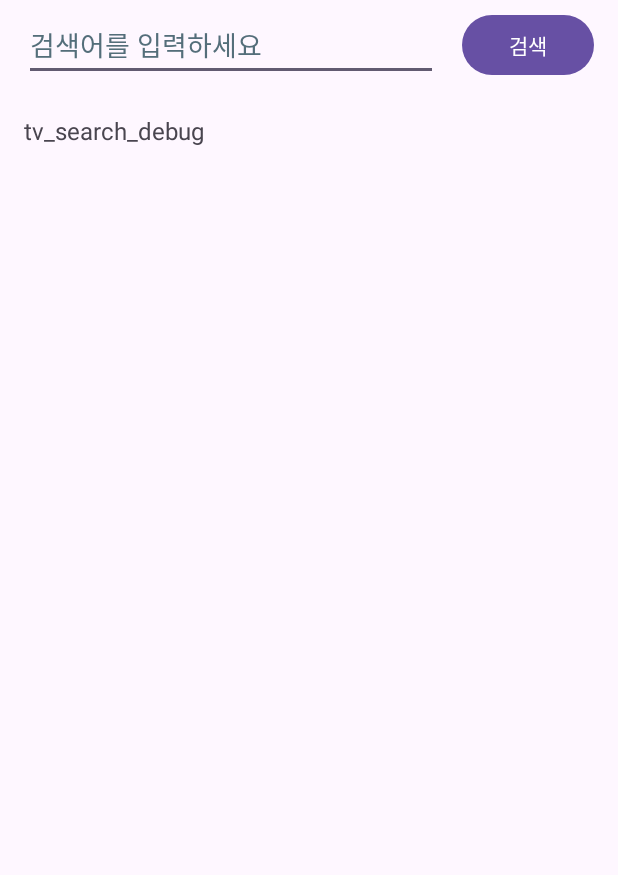
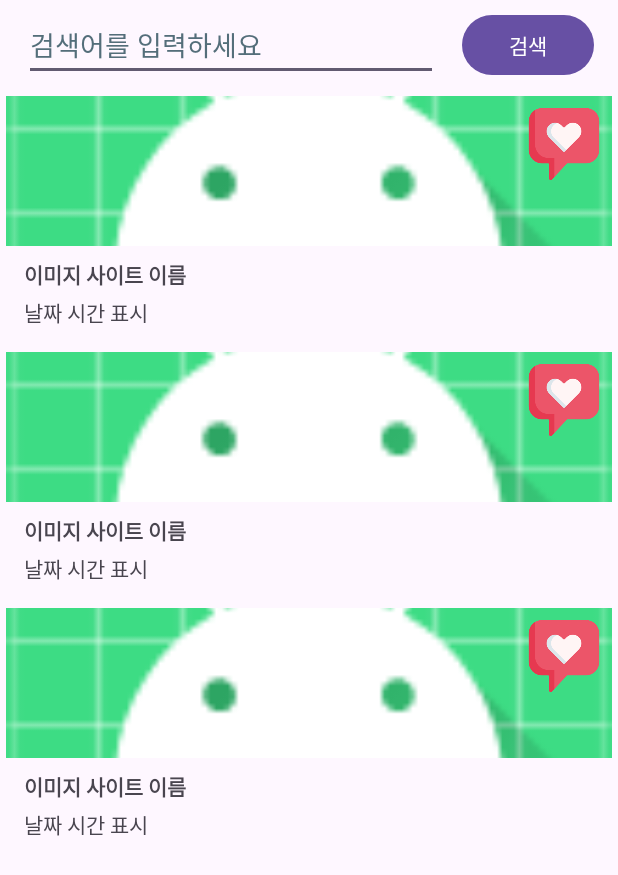
Before and after one commit to jericho31/ANS_public01, an Android app: the layout fragment_image_search.xml on its own in the app's theme, with its tools: preview values and no code run, on a phone screen of 412 x 824 dp. Shown: the top 875 px of the screen. Run offline under Robolectric (Android 15) with nearby library versions, the phone set to English and light mode, and no system bars; network calls fail.

Commit message:
KakaoAPI 어댑터 적용, 이미지 사이즈 안바뀜

```diff
--- a/KakaoAPI_search/app/src/main/java/com/example/kakaoapi_search/MainActivity.kt
+++ b/KakaoAPI_search/app/src/main/java/com/example/kakaoapi_search/MainActivity.kt
@@ -7,6 +7,7 @@ import androidx.fragment.app.commit
 import com.example.kakaoapi_search.data.AppContainer
 import com.example.kakaoapi_search.data.DefaultAppContainer
 import com.example.kakaoapi_search.databinding.ActivityMainBinding
+import com.example.kakaoapi_search.imagesearch.ImageSearchFragment
 
 /** AppContainer instance used by the rest of classes to obtain dependencies */
 val myContainer: AppContainer = DefaultAppContainer()
--- a/KakaoAPI_search/app/src/main/res/layout/fragment_image_search.xml
+++ b/KakaoAPI_search/app/src/main/res/layout/fragment_image_search.xml
@@ -4,7 +4,7 @@
     xmlns:tools="http://schemas.android.com/tools"
     android:layout_width="match_parent"
     android:layout_height="match_parent"
-    tools:context=".ImageSearchFragment">
+    tools:context=".imagesearch.ImageSearchFragment">
 
     <androidx.constraintlayout.widget.ConstraintLayout
         android:id="@+id/cl_search_top"
@@ -23,7 +23,7 @@
             android:inputType="text"
             android:textColorHint="#546E7A"
             app:layout_constraintBottom_toBottomOf="parent"
-            app:layout_constraintEnd_toStartOf="@+id/btn_search_search"
+            app:layout_constraintEnd_toStartOf="@id/btn_search_search"
             app:layout_constraintHorizontal_bias="0.5"
             app:layout_constraintStart_toStartOf="parent"
             app:layout_constraintTop_toTopOf="parent" />
@@ -37,7 +37,7 @@
             app:layout_constraintBottom_toBottomOf="parent"
             app:layout_constraintEnd_toEndOf="parent"
             app:layout_constraintHorizontal_bias="0.5"
-            app:layout_constraintStart_toEndOf="@+id/et_search_input"
+            app:layout_constraintStart_toEndOf="@id/et_search_input"
             app:layout_constraintTop_toTopOf="parent" />
     </androidx.constraintlayout.widget.ConstraintLayout>
 
@@ -46,17 +46,17 @@
         android:layout_width="match_parent"
         android:layout_height="0dp"
         app:layout_constraintBottom_toBottomOf="parent"
-        app:layout_constraintTop_toBottomOf="@+id/cl_search_top"
-        app:layout_constraintVertical_bias="0.0"
-        tools:layout_editor_absoluteX="-185dp" />
+        app:layout_constraintTop_toBottomOf="@id/cl_search_top"
+        tools:listitem="@layout/view_grid_item" />
 
     <ScrollView
         android:layout_width="match_parent"
         android:layout_height="0dp"
         android:paddingHorizontal="16dp"
         android:paddingVertical="16dp"
+        android:visibility="gone"
         app:layout_constraintBottom_toBottomOf="parent"
-        app:layout_constraintTop_toBottomOf="@+id/cl_search_top">
+        app:layout_constraintTop_toBottomOf="@id/cl_search_top">
 
         <TextView
             android:id="@+id/tv_search_debug"
--- /dev/null
+++ b/KakaoAPI_search/app/src/main/res/layout/view_grid_item.xml
@@ -0,0 +1,62 @@
+<?xml version="1.0" encoding="utf-8"?>
+<androidx.constraintlayout.widget.ConstraintLayout xmlns:android="http://schemas.android.com/apk/res/android"
+    xmlns:app="http://schemas.android.com/apk/res-auto"
+    xmlns:tools="http://schemas.android.com/tools"
+    android:layout_width="match_parent"
+    android:layout_height="wrap_content"
+    android:paddingHorizontal="4dp"
+    android:paddingVertical="4dp">
+
+    <ImageView
+        android:id="@+id/iv_item_thumbnail"
+        android:layout_width="match_parent"
+        android:layout_height="wrap_content"
+        android:contentDescription="thumbnail"
+        android:maxHeight="300dp"
+        android:minHeight="100dp"
+        android:scaleType="centerCrop"
+        app:layout_constraintEnd_toEndOf="parent"
+        app:layout_constraintStart_toStartOf="parent"
+        app:layout_constraintTop_toTopOf="parent"
+        app:srcCompat="@mipmap/ic_launcher" />
+
+    <ImageView
+        android:id="@+id/iv_item_love"
+        android:layout_width="48dp"
+        android:layout_height="48dp"
+        android:layout_marginTop="8dp"
+        android:layout_marginEnd="8dp"
+        android:contentDescription="love icon"
+        android:visibility="gone"
+        app:layout_constraintEnd_toEndOf="parent"
+        app:layout_constraintTop_toTopOf="parent"
+        app:srcCompat="@drawable/love_no_line"
+        tools:visibility="visible" />
+
+    <LinearLayout
+        android:id="@+id/ll_item"
+        android:layout_width="0dp"
+        android:layout_height="wrap_content"
+        android:orientation="vertical"
+        android:paddingHorizontal="12dp"
+        android:paddingVertical="8dp"
+        app:layout_constraintEnd_toEndOf="parent"
+        app:layout_constraintStart_toStartOf="parent"
+        app:layout_constraintTop_toBottomOf="@id/iv_item_thumbnail">
+
+        <TextView
+            android:id="@+id/tv_item_site"
+            android:layout_width="match_parent"
+            android:layout_height="wrap_content"
+            android:text="이미지 사이트 이름"
+            android:textStyle="bold" />
+
+        <TextView
+            android:id="@+id/tv_item_datetime"
+            android:layout_width="match_parent"
+            android:layout_height="wrap_content"
+            android:layout_marginTop="4dp"
+            android:text="날짜 시간 표시" />
+    </LinearLayout>
+
+</androidx.constraintlayout.widget.ConstraintLayout>
```
Also changed, not shown: KakaoAPI_search/app/build.gradle.kts (+7 -2 lines), KakaoAPI_search/app/src/main/java/com/example/kakaoapi_search/NetworkClient.kt (deleted, +0 -38 lines), KakaoAPI_search/app/src/main/java/com/example/kakaoapi_search/data/ImageSearchRepository.kt (+23 -3 lines), KakaoAPI_search/app/src/main/java/com/example/kakaoapi_search/imagesearch/ImageSearchFragment.kt (renamed from KakaoAPI_search/app/src/main/java/com/example/kakaoapi_search/ImageSearchFragment.kt, +34 -14 lines), KakaoAPI_search/app/src/main/java/com/example/kakaoapi_search/imagesearch/ImageSearchViewModel.kt (+8 -14 lines), KakaoAPI_search/app/src/main/java/com/example/kakaoapi_search/imagesearch/SearchListAdapter.kt (added, +62 -0 lines), KakaoAPI_search/app/src/main/java/com/example/kakaoapi_search/imagesearch/SearchListUiState.kt (added, +13 -0 lines), KakaoAPI_search/app/src/main/java/com/example/kakaoapi_search/model/ItemModel.kt (added, +14 -0 lines), KakaoAPI_search/app/src/main/res/drawable/love_no_line.png (added).
